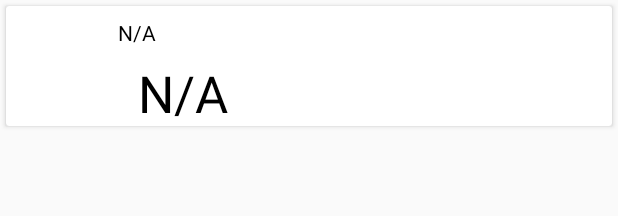
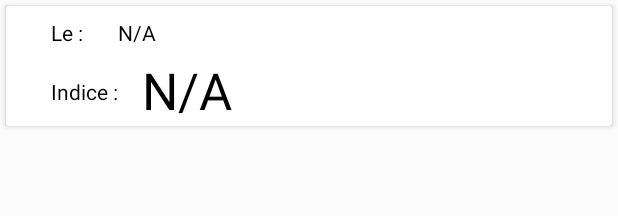
Before and after one commit to MadiBreizh/ATMO972, an Android app: the layout item_indice_atmo.xml on its own in the app's theme, with its tools: preview values and no code run, on a phone screen of 412 x 824 dp. Shown: the top 216 px of the screen. Run offline under Robolectric (Android 15) with nearby library versions, the phone set to English and light mode, and no system bars; network calls fail.

Commit message:
Modification du thème ajout d'une fleche de retour à l'activitée précédente

```diff
--- a/app/src/main/res/layout/activity_historique.xml
+++ b/app/src/main/res/layout/activity_historique.xml
@@ -4,10 +4,10 @@
     xmlns:tools="http://schemas.android.com/tools"
     android:layout_width="match_parent"
     android:layout_height="match_parent"
-    android:orientation="vertical"
     tools:context="com.example.eag.myapplication.HistoriqueActivity"
     tools:layout_editor_absoluteX="0dp"
-    tools:layout_editor_absoluteY="41dp">
+    tools:layout_editor_absoluteY="41dp"
+    android:orientation="vertical">
 
     <android.support.v7.widget.Toolbar
         android:id="@+id/tb_historique"
--- a/app/src/main/res/layout/item_indice_atmo.xml
+++ b/app/src/main/res/layout/item_indice_atmo.xml
@@ -29,10 +29,11 @@
                 android:id="@+id/tvDate"
                 android:layout_width="wrap_content"
                 android:layout_height="wrap_content"
+                android:layout_marginStart="20dp"
                 android:layout_marginLeft="20dp"
                 android:layout_marginTop="8dp"
                 android:layout_weight="1"
-                android:text="N/A"
+                android:text="@string/message_empty"
                 app:layout_constraintLeft_toRightOf="@+id/tvTextDate"
                 app:layout_constraintTop_toTopOf="parent" />
 
@@ -40,6 +41,7 @@
                 android:id="@+id/tvTextDate"
                 android:layout_width="wrap_content"
                 android:layout_height="wrap_content"
+                android:layout_marginStart="30dp"
                 android:layout_marginLeft="30dp"
                 android:layout_marginTop="8dp"
                 android:layout_weight="1"
@@ -53,11 +55,12 @@
                 android:layout_width="wrap_content"
                 android:layout_height="wrap_content"
                 android:layout_column="1"
-                android:layout_marginLeft="8dp"
-                android:layout_marginTop="8dp"
+                android:layout_marginStart="16dp"
+                android:layout_marginLeft="16dp"
+                android:layout_marginTop="6dp"
                 android:layout_row="1"
                 android:layout_weight="1"
-                android:text="N/A"
+                android:text="@string/message_empty"
                 android:textAppearance="@style/TextAppearance.AppCompat.Display1"
                 app:layout_constraintLeft_toRightOf="@+id/tvTextIndice"
                 app:layout_constraintTop_toBottomOf="@+id/tvDate" />
@@ -67,7 +70,8 @@
                 android:layout_width="wrap_content"
                 android:layout_height="wrap_content"
                 android:layout_column="0"
-                android:layout_marginLeft="35dp"
+                android:layout_marginStart="30dp"
+                android:layout_marginLeft="30dp"
                 android:layout_marginTop="20dp"
                 android:layout_row="1"
                 android:layout_weight="1"
--- a/app/src/main/res/values/strings.xml
+++ b/app/src/main/res/values/strings.xml
@@ -6,4 +6,5 @@
     <string name="a_propos">À propos</string>
     <string name="contacter">Nous contacter</string>
     <string name="qualite_air">Qualité de l\'air</string>
+    <string name="message_empty">N/A</string>
 </resources>
--- a/app/src/main/res/values/styles.xml
+++ b/app/src/main/res/values/styles.xml
@@ -2,21 +2,21 @@
 
     <!-- Base application theme. -->
     <style name="AppTheme" parent="Theme.AppCompat.Light.NoActionBar">
-        <!-- Customize your theme here. -->
         <item name="colorPrimary">@color/colorPrimary</item>
         <item name="colorPrimaryDark">@color/colorPrimaryDark</item>
         <item name="colorAccent">@color/colorAccent</item>
 
 
-        <item name="android:textColorPrimary">@color/textColorPrimary</item>
-        <item name="android:textColorSecondary">@color/textColorSecondary</item>
-        <item name="android:textColorTertiary">@color/textColorSecondary</item>
-        <item name="android:textColorSecondaryInverse">@color/textColorSecondary</item>
+        <item name="android:textColorPrimary">@android:color/black</item>
+        <item name="android:textColorSecondary">@android:color/black</item>
+        <item name="android:textColorTertiary">@android:color/black</item>
+        <item name="titleTextColor">@android:color/white</item>
+        <item name="android:textColorSecondaryInverse">@android:color/black</item>
         <item name="android:itemTextAppearance">@style/MenuItemTextAppearance</item>
     </style>
 
     <style name="MenuItemTextAppearance">
-        <item name="android:textColor">#000</item> // replace this value with your desired menu item color.
+        <item name="android:textColor">@android:color/black</item>
     </style>
 
 </resources>
```
Also changed, not shown: app/src/main/java/com/example/eag/myapplication/HistoriqueActivity.java (+3 -4 lines), app/src/main/java/com/example/eag/myapplication/MainActivity.java (+9 -3 lines), 1 other file.
